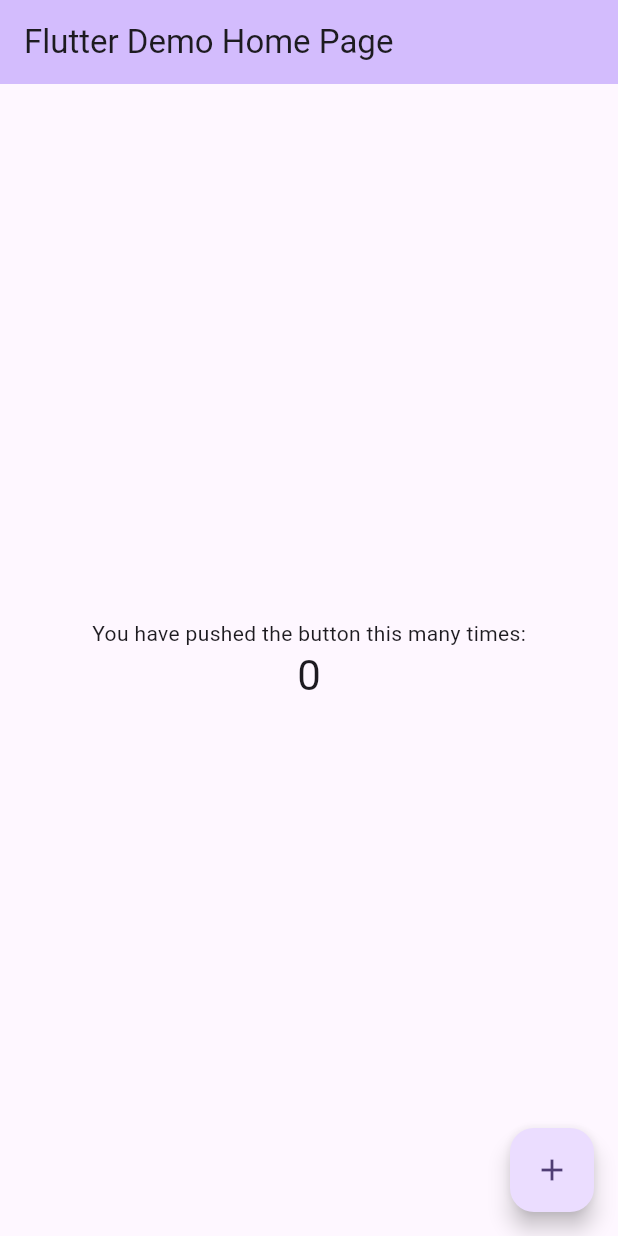
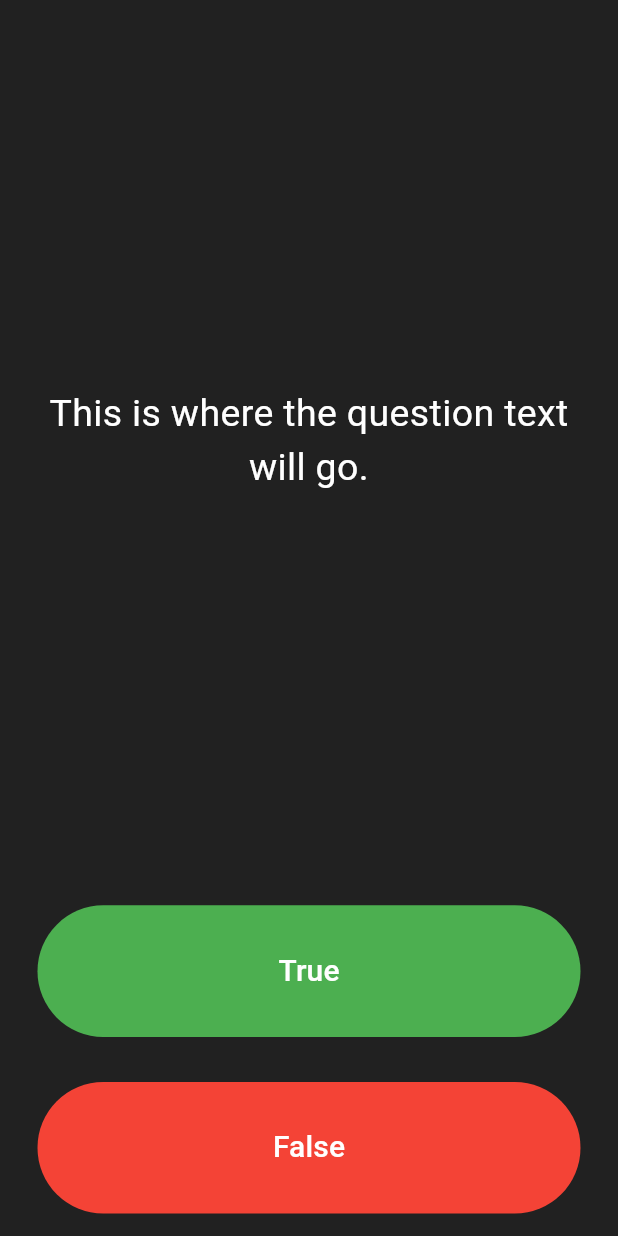
Before and after one commit to ziyadrahman/flutter_learning_quizapp, a Flutter app: the screen it shows after launch, on a phone screen of 412 x 824 dp. Run offline on Flutter 3.47's test engine with Material 3 defaults, Android fonts, the light colour scheme and no system bars.

Commit message:
UI Added Successfully

```diff
--- a/lib/main.dart
+++ b/lib/main.dart
@@ -1,125 +1,98 @@
 import 'package:flutter/material.dart';
 
-void main() {
-  runApp(const MyApp());
-}
+void main() => runApp(Quizzler());
 
-class MyApp extends StatelessWidget {
-  const MyApp({super.key});
-
-  // This widget is the root of your application.
+class Quizzler extends StatelessWidget {
   @override
   Widget build(BuildContext context) {
     return MaterialApp(
-      title: 'Flutter Demo',
-      theme: ThemeData(
-        // This is the theme of your application.
-        //
-        // TRY THIS: Try running your application with "flutter run". You'll see
-        // the application has a purple toolbar. Then, without quitting the app,
-        // try changing the seedColor in the colorScheme below to Colors.green
-        // and then invoke "hot reload" (save your changes or press the "hot
-        // reload" button in a Flutter-supported IDE, or press "r" if you used
-        // the command line to start the app).
-        //
-        // Notice that the counter didn't reset back to zero; the application
-        // state is not lost during the reload. To reset the state, use hot
-        // restart instead.
-        //
-        // This works for code too, not just values: Most code changes can be
-        // tested with just a hot reload.
-        colorScheme: ColorScheme.fromSeed(seedColor: Colors.deepPurple),
-        useMaterial3: true,
+      home: Scaffold(
+        backgroundColor: Colors.grey.shade900,
+        body: SafeArea(
+          child: Padding(
+            padding: EdgeInsets.symmetric(horizontal: 10.0),
+            child: QuizPage(),
+          ),
+        ),
       ),
-      home: const MyHomePage(title: 'Flutter Demo Home Page'),
     );
   }
 }
 
-class MyHomePage extends StatefulWidget {
-  const MyHomePage({super.key, required this.title});
-
-  // This widget is the home page of your application. It is stateful, meaning
-  // that it has a State object (defined below) that contains fields that affect
-  // how it looks.
-
-  // This class is the configuration for the state. It holds the values (in this
-  // case the title) provided by the parent (in this case the App widget) and
-  // used by the build method of the State. Fields in a Widget subclass are
-  // always marked "final".
-
-  final String title;
-
+class QuizPage extends StatefulWidget {
   @override
-  State<MyHomePage> createState() => _MyHomePageState();
+  _QuizPageState createState() => _QuizPageState();
 }
 
-class _MyHomePageState extends State<MyHomePage> {
-  int _counter = 0;
-
-  void _incrementCounter() {
-    setState(() {
-      // This call to setState tells the Flutter framework that something has
-      // changed in this State, which causes it to rerun the build method below
-      // so that the display can reflect the updated values. If we changed
-      // _counter without calling setState(), then the build method would not be
-      // called again, and so nothing would appear to happen.
-      _counter++;
-    });
-  }
-
+class _QuizPageState extends State<QuizPage> {
   @override
   Widget build(BuildContext context) {
-    // This method is rerun every time setState is called, for instance as done
-    // by the _incrementCounter method above.
-    //
-    // The Flutter framework has been optimized to make rerunning build methods
-    // fast, so that you can just rebuild anything that needs updating rather
-    // than having to individually change instances of widgets.
-    return Scaffold(
-      appBar: AppBar(
-        // TRY THIS: Try changing the color here to a specific color (to
-        // Colors.amber, perhaps?) and trigger a hot reload to see the AppBar
-        // change color while the other colors stay the same.
-        backgroundColor: Theme.of(context).colorScheme.inversePrimary,
-        // Here we take the value from the MyHomePage object that was created by
-        // the App.build method, and use it to set our appbar title.
-        title: Text(widget.title),
-      ),
-      body: Center(
-        // Center is a layout widget. It takes a single child and positions it
-        // in the middle of the parent.
-        child: Column(
-          // Column is also a layout widget. It takes a list of children and
-          // arranges them vertically. By default, it sizes itself to fit its
-          // children horizontally, and tries to be as tall as its parent.
-          //
-          // Column has various properties to control how it sizes itself and
-          // how it positions its children. Here we use mainAxisAlignment to
-          // center the children vertically; the main axis here is the vertical
-          // axis because Columns are vertical (the cross axis would be
-          // horizontal).
-          //
-          // TRY THIS: Invoke "debug painting" (choose the "Toggle Debug Paint"
-          // action in the IDE, or press "p" in the console), to see the
-          // wireframe for each widget.
-          mainAxisAlignment: MainAxisAlignment.center,
-          children: <Widget>[
-            const Text(
-              'You have pushed the button this many times:',
+    return Column(
+      mainAxisAlignment: MainAxisAlignment.spaceBetween,
+      crossAxisAlignment: CrossAxisAlignment.stretch,
+      children: <Widget>[
+        const Expanded(
+          flex: 5,
+          child: Padding(
+            padding: EdgeInsets.all(10.0),
+            child: Center(
+              child: Text(
+                'This is where the question text will go.',
+                textAlign: TextAlign.center,
+                style: TextStyle(
+                  fontSize: 25.0,
+                  color: Colors.white,
+                ),
+              ),
             ),
-            Text(
-              '$_counter',
-              style: Theme.of(context).textTheme.headlineMedium,
+          ),
+        ),
+        Expanded(
+          child: Padding(
+            padding: const EdgeInsets.all(15.0),
+            child: TextButton(
+              style: const ButtonStyle(
+                  backgroundColor: WidgetStatePropertyAll(Colors.green)),
+              child: const Text(
+                'True',
+                style: TextStyle(
+                  color: Colors.white,
+                  fontSize: 20.0,
+                ),
+              ),
+              onPressed: () {
+                //The user picked true.
+              },
             ),
-          ],
+          ),
         ),
-      ),
-      floatingActionButton: FloatingActionButton(
-        onPressed: _incrementCounter,
-        tooltip: 'Increment',
-        child: const Icon(Icons.add),
-      ), // This trailing comma makes auto-formatting nicer for build methods.
+        Expanded(
+          child: Padding(
+            padding: const EdgeInsets.all(15.0),
+            child: TextButton(
+              style: const ButtonStyle(
+                  backgroundColor: WidgetStatePropertyAll(Colors.red)),
+              child: const Text(
+                'False',
+                style: TextStyle(
+                  fontSize: 20.0,
+                  color: Colors.white,
+                ),
+              ),
+              onPressed: () {
+                //The user picked false.
+              },
+            ),
+          ),
+        ),
+        //TODO: Add a Row here as your score keeper
+      ],
     );
   }
 }
+
+/*
+question1: 'You can lead a cow down stairs but not up stairs.', false,
+question2: 'Approximately one quarter of human bones are in the feet.', true,
+question3: 'A slug\'s blood is green.', true,
+*/
```
